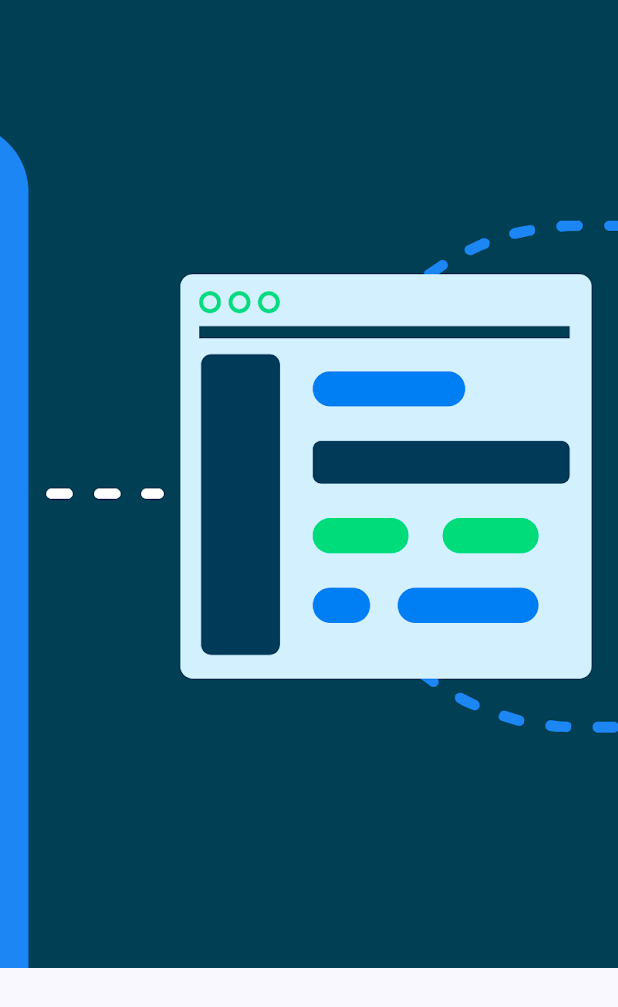
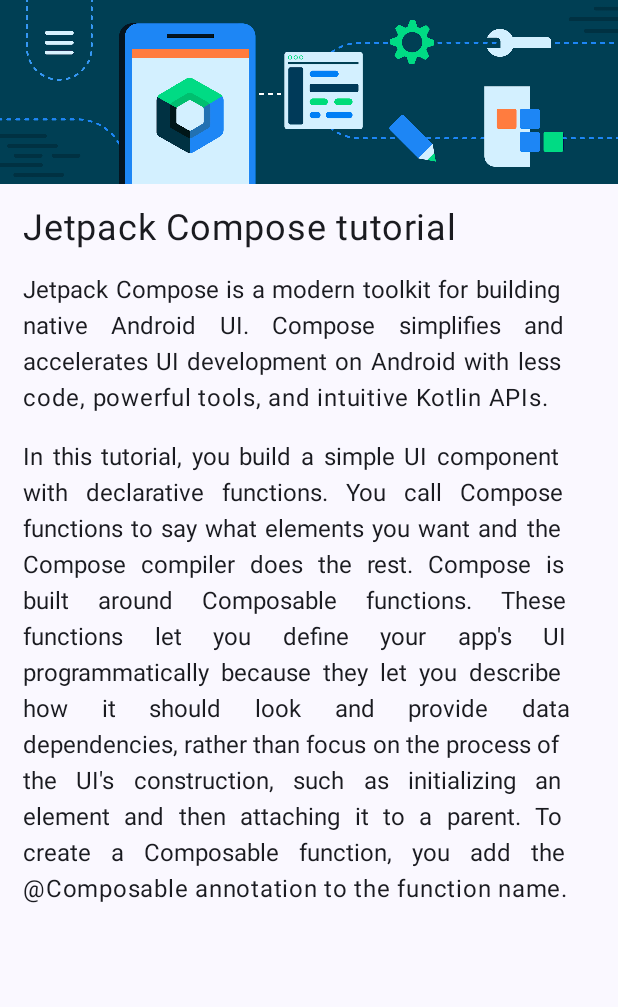
Before and after one commit to mekowalski/ComposeArticle, an Android app built with Jetpack Compose: the screen it shows after launch (MainActivity), on a phone screen of 412 x 824 dp. Shown: the top 1007 px of the screen. Run offline under Robolectric (Android 15) with nearby library versions, the phone set to English and light mode, and no system bars.

Commit message:
extracted strings, created private function

```diff
--- a/app/src/main/java/com/example/composearticle/MainActivity.kt
+++ b/app/src/main/java/com/example/composearticle/MainActivity.kt
@@ -3,21 +3,22 @@ package com.example.composearticle
 import android.os.Bundle
 import androidx.activity.ComponentActivity
 import androidx.activity.compose.setContent
-import androidx.activity.enableEdgeToEdge
 import androidx.compose.foundation.Image
-import androidx.compose.foundation.layout.Box
+import androidx.compose.foundation.layout.Column
 import androidx.compose.foundation.layout.fillMaxSize
 import androidx.compose.foundation.layout.padding
 import androidx.compose.material3.MaterialTheme
-import androidx.compose.material3.Scaffold
 import androidx.compose.material3.Surface
 import androidx.compose.material3.Text
 import androidx.compose.runtime.Composable
 import androidx.compose.ui.Modifier
-import androidx.compose.ui.input.pointer.motionEventSpy
-import androidx.compose.ui.layout.ContentScale
+import androidx.compose.ui.graphics.painter.Painter
 import androidx.compose.ui.res.painterResource
+import androidx.compose.ui.res.stringResource
+import androidx.compose.ui.text.style.TextAlign
 import androidx.compose.ui.tooling.preview.Preview
+import androidx.compose.ui.unit.dp
+import androidx.compose.ui.unit.sp
 import com.example.composearticle.ui.theme.ComposeArticleTheme
 
 class MainActivity : ComponentActivity() {
@@ -29,7 +30,7 @@ class MainActivity : ComponentActivity() {
                     modifier = Modifier.fillMaxSize(),
                     color = MaterialTheme.colorScheme.background
                 ) {
-                    BannerImage()
+                    ComposeArticle()
                 }
             }
         }
@@ -38,18 +39,38 @@ class MainActivity : ComponentActivity() {
 
 @Composable
 fun ComposeArticle() {
-//    ArticleCard(
-//
-//    )
+    ArticleCard(
+        title = stringResource(R.string.title_jetpack_compose_tutorial),
+        summary = stringResource(R.string.compose_article_summary),
+        description = stringResource(R.string.compose_article_description),
+        imagePainter = painterResource(R.drawable.bg_compose_background)
+    )
 }
 
 @Composable
-fun BannerImage(modifier: Modifier = Modifier) {
-    Box(modifier) {
-        Image(
-            painterResource(id = R.drawable.bg_compose_background),
-            contentDescription = null,
-            contentScale = ContentScale.Crop
+private fun ArticleCard(
+    title: String,
+    summary: String,
+    description: String,
+    imagePainter: Painter,
+    modifier: Modifier = Modifier,
+) {
+    Column(modifier = modifier) {
+        Image(painter = imagePainter, contentDescription = null)
+        Text(
+            text = title,
+            modifier = Modifier.padding(15.dp),
+            fontSize = 24.sp
+        )
+        Text(
+            text = summary,
+            modifier = Modifier.padding(start = 15.dp, end = 15.dp),
+            textAlign = TextAlign.Justify
+        )
+        Text(
+            text = description,
+            modifier = Modifier.padding(15.dp),
+            textAlign = TextAlign.Justify
         )
     }
 }
@@ -58,6 +79,6 @@ fun BannerImage(modifier: Modifier = Modifier) {
 @Composable
 fun GreetingPreview() {
     ComposeArticleTheme {
-        BannerImage()
+        ComposeArticle()
     }
 }
--- a/app/src/main/res/values/strings.xml
+++ b/app/src/main/res/values/strings.xml
@@ -1,3 +1,12 @@
 <resources>
     <string name="app_name">ComposeArticle</string>
+    <string name="title_jetpack_compose_tutorial">Jetpack Compose tutorial</string>
+    <string name="compose_article_summary">Jetpack Compose is a modern toolkit for building native Android UI.
+        Compose simplifies and accelerates UI development on Android with less code, powerful tools, and intuitive Kotlin APIs.</string>
+    <string name="compose_article_description">In this tutorial, you build a simple UI component with declarative
+        functions. You call Compose functions to say what elements you want and the Compose compiler does the rest.
+        Compose is built around Composable functions. These functions let you define your app\'s UI programmatically
+        because they let you describe how it should look and provide data dependencies, rather than focus on the
+        process of the UI\'s construction, such as initializing an element and then attaching it to a parent.
+        To create a Composable function, you add the @Composable annotation to the function name.</string>
 </resources>
```
